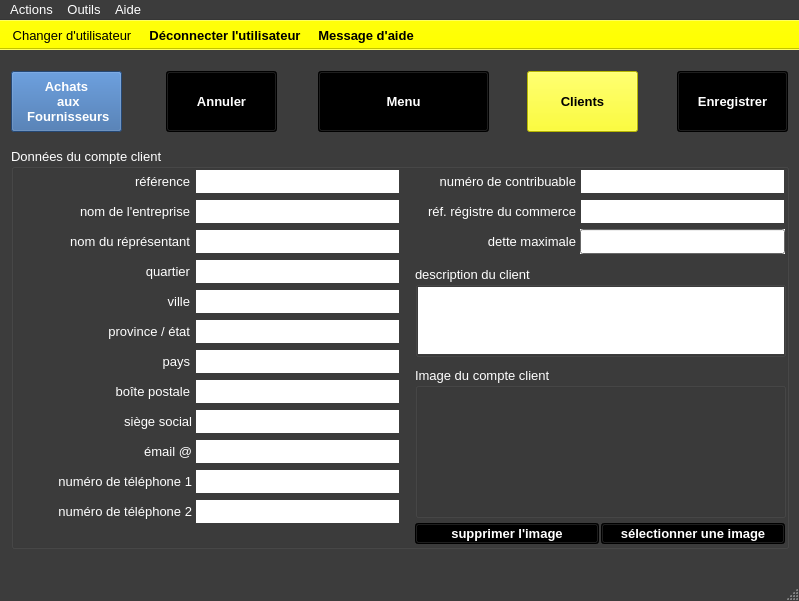
Before: the Qt Designer form ui/yeroth-erp-creer-compte-client-window.ui in xnoumbissinoundou/yeroth-erp-3.0, drawn with Qt 5.
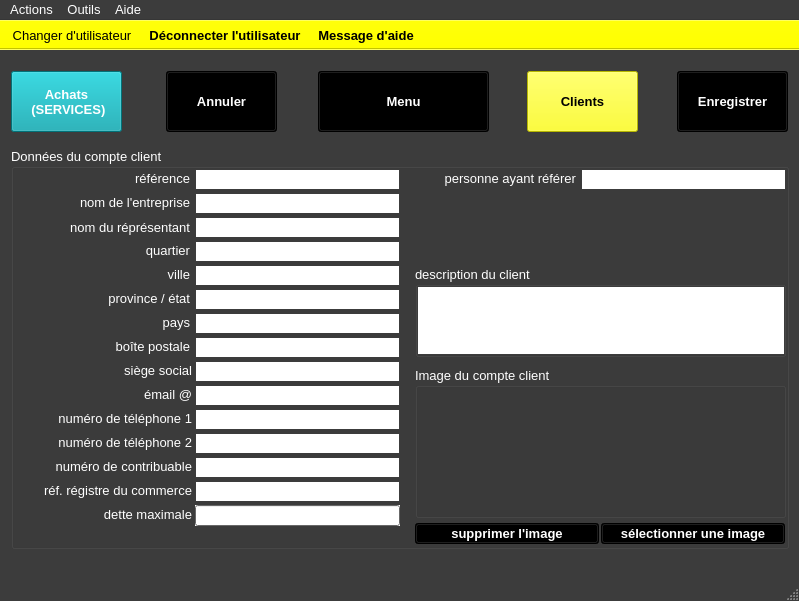
After: the same form once the commit is applied. Icons and pictures are not drawn. Custom widgets are drawn as their Qt base class.

Commit message: On branch master 	modified:   ui/yeroth-erp-creer-compte-client-window.ui

The edit to the form file:
```diff
--- a/ui/yeroth-erp-creer-compte-client-window.ui
+++ b/ui/yeroth-erp-creer-compte-client-window.ui
@@ -2188,7 +2188,7 @@
      <property name="geometry">
       <rect>
        <x>8</x>
-       <y>23</y>
+       <y>20</y>
        <width>171</width>
        <height>21</height>
       </rect>
@@ -2629,7 +2629,7 @@
      <property name="geometry">
       <rect>
        <x>8</x>
-       <y>53</y>
+       <y>44</y>
        <width>171</width>
        <height>21</height>
       </rect>
@@ -2655,9 +2655,9 @@
      <property name="geometry">
       <rect>
        <x>184</x>
-       <y>51</y>
+       <y>45</y>
        <width>205</width>
-       <height>25</height>
+       <height>21</height>
       </rect>
      </property>
      <property name="palette">
@@ -3142,7 +3142,7 @@
      <property name="geometry">
       <rect>
        <x>8</x>
-       <y>113</y>
+       <y>92</y>
        <width>171</width>
        <height>21</height>
       </rect>
@@ -3168,7 +3168,7 @@
      <property name="geometry">
       <rect>
        <x>8</x>
-       <y>83</y>
+       <y>69</y>
        <width>171</width>
        <height>21</height>
       </rect>
@@ -3194,7 +3194,7 @@
      <property name="geometry">
       <rect>
        <x>8</x>
-       <y>203</y>
+       <y>164</y>
        <width>171</width>
        <height>21</height>
       </rect>
@@ -3220,7 +3220,7 @@
      <property name="geometry">
       <rect>
        <x>10</x>
-       <y>263</y>
+       <y>212</y>
        <width>171</width>
        <height>21</height>
       </rect>
@@ -3246,7 +3246,7 @@
      <property name="geometry">
       <rect>
        <x>10</x>
-       <y>353</y>
+       <y>284</y>
        <width>171</width>
        <height>21</height>
       </rect>
@@ -3269,9 +3269,9 @@
      <property name="geometry">
       <rect>
        <x>184</x>
-       <y>231</y>
+       <y>189</y>
        <width>205</width>
-       <height>25</height>
+       <height>21</height>
       </rect>
      </property>
      <property name="palette">
@@ -3756,9 +3756,9 @@
      <property name="geometry">
       <rect>
        <x>184</x>
-       <y>261</y>
+       <y>213</y>
        <width>205</width>
-       <height>25</height>
+       <height>21</height>
       </rect>
      </property>
      <property name="palette">
@@ -4245,7 +4245,7 @@
        <x>184</x>
        <y>21</y>
        <width>205</width>
-       <height>25</height>
+       <height>21</height>
       </rect>
      </property>
      <property name="palette">
@@ -4730,7 +4730,7 @@
      <property name="geometry">
       <rect>
        <x>8</x>
-       <y>173</y>
+       <y>140</y>
        <width>171</width>
        <height>21</height>
       </rect>
@@ -4755,9 +4755,9 @@
     <widget class="QLabel" name="label_creer_compte_client_numero_de_contribuable">
      <property name="geometry">
       <rect>
-       <x>414</x>
-       <y>23</y>
-       <width>151</width>
+       <x>10</x>
+       <y>308</y>
+       <width>171</width>
        <height>21</height>
       </rect>
      </property>
@@ -4782,9 +4782,9 @@
      <property name="geometry">
       <rect>
        <x>184</x>
-       <y>201</y>
+       <y>165</y>
        <width>205</width>
-       <height>25</height>
+       <height>21</height>
       </rect>
      </property>
      <property name="palette">
@@ -5269,7 +5269,7 @@
      <property name="geometry">
       <rect>
        <x>10</x>
-       <y>323</y>
+       <y>260</y>
        <width>171</width>
        <height>21</height>
       </rect>
@@ -5292,9 +5292,9 @@
      <property name="geometry">
       <rect>
        <x>184</x>
-       <y>291</y>
+       <y>237</y>
        <width>205</width>
-       <height>25</height>
+       <height>21</height>
       </rect>
      </property>
      <property name="palette">
@@ -5779,9 +5779,9 @@
      <property name="geometry">
       <rect>
        <x>184</x>
-       <y>111</y>
+       <y>93</y>
        <width>205</width>
-       <height>25</height>
+       <height>21</height>
       </rect>
      </property>
      <property name="palette">
@@ -6269,9 +6269,9 @@
      <property name="geometry">
       <rect>
        <x>184</x>
-       <y>351</y>
+       <y>285</y>
        <width>205</width>
-       <height>25</height>
+       <height>21</height>
       </rect>
      </property>
      <property name="palette">
@@ -6756,9 +6756,9 @@
      <property name="geometry">
       <rect>
        <x>184</x>
-       <y>81</y>
+       <y>69</y>
        <width>205</width>
-       <height>25</height>
+       <height>21</height>
       </rect>
      </property>
      <property name="palette">
@@ -7245,10 +7245,10 @@
      </property>
      <property name="geometry">
       <rect>
-       <x>569</x>
-       <y>21</y>
+       <x>184</x>
+       <y>309</y>
        <width>205</width>
-       <height>25</height>
+       <height>21</height>
       </rect>
      </property>
      <property name="palette">
@@ -7733,7 +7733,7 @@
      <property name="geometry">
       <rect>
        <x>8</x>
-       <y>233</y>
+       <y>188</y>
        <width>171</width>
        <height>21</height>
       </rect>
@@ -7758,9 +7758,9 @@
     <widget class="QLabel" name="label_compte_client_dette_maximale">
      <property name="geometry">
       <rect>
-       <x>414</x>
-       <y>83</y>
-       <width>151</width>
+       <x>10</x>
+       <y>356</y>
+       <width>171</width>
        <height>21</height>
       </rect>
      </property>
@@ -7785,9 +7785,9 @@
      <property name="geometry">
       <rect>
        <x>184</x>
-       <y>171</y>
+       <y>141</y>
        <width>205</width>
-       <height>25</height>
+       <height>21</height>
       </rect>
      </property>
      <property name="palette">
@@ -8272,7 +8272,7 @@
      <property name="geometry">
       <rect>
        <x>10</x>
-       <y>293</y>
+       <y>236</y>
        <width>171</width>
        <height>21</height>
       </rect>
@@ -8301,9 +8301,9 @@
      <property name="geometry">
       <rect>
        <x>184</x>
-       <y>321</y>
+       <y>261</y>
        <width>205</width>
-       <height>25</height>
+       <height>21</height>
       </rect>
      </property>
      <property name="palette">
@@ -9295,7 +9295,7 @@
      <property name="geometry">
       <rect>
        <x>8</x>
-       <y>143</y>
+       <y>116</y>
        <width>171</width>
        <height>21</height>
       </rect>
@@ -9321,9 +9321,9 @@
      <property name="geometry">
       <rect>
        <x>184</x>
-       <y>141</y>
+       <y>117</y>
        <width>205</width>
-       <height>25</height>
+       <height>21</height>
       </rect>
      </property>
      <property name="palette">
@@ -9810,10 +9810,10 @@
      </property>
      <property name="geometry">
       <rect>
-       <x>569</x>
-       <y>51</y>
+       <x>184</x>
+       <y>333</y>
        <width>205</width>
-       <height>25</height>
+       <height>21</height>
       </rect>
      </property>
      <property name="palette">
@@ -10297,9 +10297,9 @@
     <widget class="QLabel" name="label_compte_client_reference_reference_registre_du_commerce">
      <property name="geometry">
       <rect>
-       <x>414</x>
-       <y>53</y>
-       <width>151</width>
+       <x>10</x>
+       <y>332</y>
+       <width>171</width>
        <height>21</height>
       </rect>
      </property>
@@ -10323,10 +10323,10 @@
     <widget class="YerothLineEdit" name="lineEdit_compte_client_dette_maximale">
      <property name="geometry">
       <rect>
-       <x>569</x>
-       <y>81</y>
+       <x>184</x>
+       <y>357</y>
        <width>205</width>
-       <height>25</height>
+       <height>21</height>
       </rect>
      </property>
      <property name="palette">
@@ -11667,6 +11667,934 @@
       <string>supprimer l'image</string>
      </property>
     </widget>
+    <widget class="YerothLineEdit" name="lineEdit_compte_client_personne_ayant_referer">
+     <property name="geometry">
+      <rect>
+       <x>570</x>
+       <y>21</y>
+       <width>205</width>
+       <height>21</height>
+      </rect>
+     </property>
+     <property name="palette">
+      <palette>
+       <active>
+        <colorrole role="WindowText">
+         <brush brushstyle="SolidPattern">
+          <color alpha="255">
+           <red>0</red>
+           <green>0</green>
+           <blue>0</blue>
+          </color>
+         </brush>
+        </colorrole>
+        <colorrole role="Button">
+         <brush brushstyle="SolidPattern">
+          <color alpha="255">
+           <red>255</red>
+           <green>255</green>
+           <blue>255</blue>
+          </color>
+         </brush>
+        </colorrole>
+        <colorrole role="Light">
+         <brush brushstyle="SolidPattern">
+          <color alpha="255">
+           <red>255</red>
+           <green>255</green>
+           <blue>255</blue>
+          </color>
+         </brush>
+        </colorrole>
+        <colorrole role="Midlight">
+         <brush brushstyle="SolidPattern">
+          <color alpha="255">
+           <red>255</red>
+           <green>255</green>
+           <blue>255</blue>
+          </color>
+         </brush>
+        </colorrole>
+        <colorrole role="Dark">
+         <brush brushstyle="SolidPattern">
+          <color alpha="255">
+           <red>127</red>
+           <green>127</green>
+           <blue>127</blue>
+          </color>
+         </brush>
+        </colorrole>
+        <colorrole role="Mid">
+         <brush brushstyle="SolidPattern">
+          <color alpha="255">
+           <red>170</red>
+           <green>170</green>
+           <blue>170</blue>
+          </color>
+         </brush>
+        </colorrole>
+        <colorrole role="Text">
+         <brush brushstyle="SolidPattern">
+          <color alpha="255">
+           <red>0</red>
+           <green>0</green>
+           <blue>0</blue>
+          </color>
+         </brush>
+        </colorrole>
+        <colorrole role="BrightText">
+         <brush brushstyle="SolidPattern">
+          <color alpha="255">
+           <red>0</red>
+           <green>0</green>
+           <blue>0</blue>
+          </color>
+         </brush>
+        </colorrole>
+        <colorrole role="ButtonText">
+         <brush brushstyle="SolidPattern">
+          <color alpha="255">
+           <red>0</red>
+           <green>0</green>
+           <blue>0</blue>
+          </color>
+         </brush>
+        </colorrole>
+        <colorrole role="Base">
+         <brush brushstyle="SolidPattern">
+          <color alpha="255">
+           <red>255</red>
+           <green>255</green>
+           <blue>255</blue>
+          </color>
+         </brush>
+        </colorrole>
+        <colorrole role="Window">
+         <brush brushstyle="SolidPattern">
+          <color alpha="255">
+           <red>255</red>
+           <green>255</green>
+           <blue>255</blue>
+          </color>
+         </brush>
+        </colorrole>
+        <colorrole role="Shadow">
+         <brush brushstyle="SolidPattern">
+          <color alpha="255">
+           <red>0</red>
+           <green>0</green>
+           <blue>0</blue>
+          </color>
+         </brush>
+        </colorrole>
+        <colorrole role="Highlight">
+         <brush brushstyle="SolidPattern">
+          <color alpha="255">
+           <red>255</red>
+           <green>255</green>
+           <blue>255</blue>
+          </color>
+         </brush>
+        </colorrole>
+        <colorrole role="HighlightedText">
+         <brush brushstyle="SolidPattern">
+          <color alpha="255">
+           <red>2</red>
+           <green>160</green>
+           <blue>70</blue>
+          </color>
+         </brush>
+        </colorrole>
+        <colorrole role="AlternateBase">
+         <brush brushstyle="SolidPattern">
+          <color alpha="255">
+           <red>255</red>
+           <green>255</green>
+           <blue>255</blue>
+          </color>
+         </brush>
+        </colorrole>
+        <colorrole role="ToolTipBase">
+         <brush brushstyle="SolidPattern">
+          <color alpha="255">
+           <red>255</red>
+           <green>255</green>
+           <blue>220</blue>
+          </color>
+         </brush>
+        </colorrole>
+        <colorrole role="ToolTipText">
+         <brush brushstyle="SolidPattern">
+          <color alpha="255">
+           <red>0</red>
+           <green>0</green>
+           <blue>0</blue>
+          </color>
+         </brush>
+        </colorrole>
+       </active>
+       <inactive>
+        <colorrole role="WindowText">
+         <brush brushstyle="SolidPattern">
+          <color alpha="255">
+           <red>0</red>
+           <green>0</green>
+           <blue>0</blue>
+          </color>
+         </brush>
+        </colorrole>
+        <colorrole role="Button">
+         <brush brushstyle="SolidPattern">
+          <color alpha="255">
+           <red>255</red>
+           <green>255</green>
+           <blue>255</blue>
+          </color>
+         </brush>
+        </colorrole>
+        <colorrole role="Light">
+         <brush brushstyle="SolidPattern">
+          <color alpha="255">
+           <red>255</red>
+           <green>255</green>
+           <blue>255</blue>
+          </color>
+         </brush>
+        </colorrole>
+        <colorrole role="Midlight">
+         <brush brushstyle="SolidPattern">
+          <color alpha="255">
+           <red>255</red>
+           <green>255</green>
+           <blue>255</blue>
+          </color>
+         </brush>
+        </colorrole>
+        <colorrole role="Dark">
+         <brush brushstyle="SolidPattern">
+          <color alpha="255">
+           <red>127</red>
+           <green>127</green>
+           <blue>127</blue>
+          </color>
+         </brush>
+        </colorrole>
+        <colorrole role="Mid">
+         <brush brushstyle="SolidPattern">
+          <color alpha="255">
+           <red>170</red>
+           <green>170</green>
+           <blue>170</blue>
+          </color>
+         </brush>
+        </colorrole>
+        <colorrole role="Text">
+         <brush brushstyle="SolidPattern">
+          <color alpha="255">
+           <red>0</red>
+           <green>0</green>
+           <blue>0</blue>
+          </color>
+         </brush>
+        </colorrole>
+        <colorrole role="BrightText">
+         <brush brushstyle="SolidPattern">
+          <color alpha="255">
+           <red>0</red>
+           <green>0</green>
+           <blue>0</blue>
+          </color>
+         </brush>
+        </colorrole>
+        <colorrole role="ButtonText">
+         <brush brushstyle="SolidPattern">
+          <color alpha="255">
+           <red>0</red>
+           <green>0</green>
+           <blue>0</blue>
+          </color>
+         </brush>
+        </colorrole>
+        <colorrole role="Base">
+         <brush brushstyle="SolidPattern">
+          <color alpha="255">
+           <red>255</red>
+           <green>255</green>
+           <blue>255</blue>
+          </color>
+         </brush>
+        </colorrole>
+        <colorrole role="Window">
+         <brush brushstyle="SolidPattern">
+          <color alpha="255">
+           <red>255</red>
+           <green>255</green>
+           <blue>255</blue>
+          </color>
+         </brush>
+        </colorrole>
+        <colorrole role="Shadow">
+         <brush brushstyle="SolidPattern">
+          <color alpha="255">
+           <red>0</red>
+           <green>0</green>
+           <blue>0</blue>
+          </color>
+         </brush>
+        </colorrole>
+        <colorrole role="Highlight">
+         <brush brushstyle="SolidPattern">
+          <color alpha="255">
+           <red>255</red>
+           <green>255</green>
+           <blue>255</blue>
+          </color>
+         </brush>
+        </colorrole>
+        <colorrole role="HighlightedText">
+         <brush brushstyle="SolidPattern">
+          <color alpha="255">
+           <red>2</red>
+           <green>160</green>
+           <blue>70</blue>
+          </color>
+         </brush>
+        </colorrole>
+        <colorrole role="AlternateBase">
+         <brush brushstyle="SolidPattern">
+          <color alpha="255">
+           <red>255</red>
+           <green>255</green>
+           <blue>255</blue>
+          </color>
+         </brush>
+        </colorrole>
+        <colorrole role="ToolTipBase">
+         <brush brushstyle="SolidPattern">
+          <color alpha="255">
+           <red>255</red>
+           <green>255</green>
+           <blue>220</blue>
+          </color>
+         </brush>
+        </colorrole>
+        <colorrole role="ToolTipText">
+         <brush brushstyle="SolidPattern">
+          <color alpha="255">
+           <red>0</red>
+           <green>0</green>
+           <blue>0</blue>
+          </color>
+         </brush>
+        </colorrole>
+       </inactive>
+       <disabled>
+        <colorrole role="WindowText">
+         <brush brushstyle="SolidPattern">
+          <color alpha="255">
+           <red>127</red>
+           <green>127</green>
+           <blue>127</blue>
+          </color>
+         </brush>
+        </colorrole>
+        <colorrole role="Button">
+         <brush brushstyle="SolidPattern">
+          <color alpha="255">
+           <red>255</red>
+           <green>255</green>
+           <blue>255</blue>
+          </color>
+         </brush>
+        </colorrole>
+        <colorrole role="Light">
+         <brush brushstyle="SolidPattern">
+          <color alpha="255">
+           <red>255</red>
+           <green>255</green>
+           <blue>255</blue>
+          </color>
+         </brush>
+        </colorrole>
+        <colorrole role="Midlight">
+         <brush brushstyle="SolidPattern">
+          <color alpha="255">
+           <red>255</red>
+           <green>255</green>
+           <blue>255</blue>
+          </color>
+         </brush>
+        </colorrole>
+        <colorrole role="Dark">
+         <brush brushstyle="SolidPattern">
+          <color alpha="255">
+           <red>127</red>
+           <green>127</green>
+           <blue>127</blue>
+          </color>
+         </brush>
+        </colorrole>
+        <colorrole role="Mid">
+         <brush brushstyle="SolidPattern">
+          <color alpha="255">
+           <red>170</red>
+           <green>170</green>
+           <blue>170</blue>
+          </color>
+         </brush>
+        </colorrole>
+        <colorrole role="Text">
+         <brush brushstyle="SolidPattern">
+          <color alpha="255">
+           <red>127</red>
+           <green>127</green>
+           <blue>127</blue>
+          </color>
+         </brush>
+        </colorrole>
+        <colorrole role="BrightText">
+         <brush brushstyle="SolidPattern">
+          <color alpha="255">
+           <red>0</red>
+           <green>0</green>
+           <blue>0</blue>
+          </color>
+         </brush>
+        </colorrole>
+        <colorrole role="ButtonText">
+         <brush brushstyle="SolidPattern">
+          <color alpha="255">
+           <red>127</red>
+           <green>127</green>
+           <blue>127</blue>
+          </color>
+         </brush>
+        </colorrole>
+        <colorrole role="Base">
+         <brush brushstyle="SolidPattern">
+          <color alpha="255">
+           <red>255</red>
+           <green>255</green>
+           <blue>255</blue>
+          </color>
+         </brush>
+        </colorrole>
+        <colorrole role="Window">
+         <brush brushstyle="SolidPattern">
+          <color alpha="255">
+           <red>255</red>
+           <green>255</green>
+           <blue>255</blue>
+          </color>
+         </brush>
+        </colorrole>
+        <colorrole role="Shadow">
+         <brush brushstyle="SolidPattern">
+          <color alpha="255">
+           <red>0</red>
+           <green>0</green>
+           <blue>0</blue>
+          </color>
+         </brush>
+        </colorrole>
+        <colorrole role="Highlight">
+         <brush brushstyle="SolidPattern">
+          <color alpha="255">
+           <red>145</red>
+           <green>145</green>
+           <blue>145</blue>
+          </color>
+         </brush>
+        </colorrole>
+        <colorrole role="HighlightedText">
+         <brush brushstyle="SolidPattern">
+          <color alpha="255">
+           <red>2</red>
+           <green>160</green>
+           <blue>70</blue>
+          </color>
+         </brush>
+        </colorrole>
+        <colorrole role="AlternateBase">
+         <brush brushstyle="SolidPattern">
+          <color alpha="255">
+           <red>255</red>
+           <green>255</green>
+           <blue>255</blue>
+          </color>
+         </brush>
+        </colorrole>
+        <colorrole role="ToolTipBase">
+         <brush brushstyle="SolidPattern">
+          <color alpha="255">
+           <red>255</red>
+           <green>255</green>
+           <blue>220</blue>
+          </color>
+         </brush>
+        </colorrole>
+        <colorrole role="ToolTipText">
+         <brush brushstyle="SolidPattern">
+          <color alpha="255">
+           <red>0</red>
+           <green>0</green>
+           <blue>0</blue>
+          </color>
+         </brush>
+        </colorrole>
+       </disabled>
+      </palette>
+     </property>
+     <property name="font">
+      <font>
+       <pointsize>10</pointsize>
+      </font>
+     </property>
+     <property name="styleSheet">
+      <string notr="true">border: 1px solid rgb(60, 60, 60);</string>
+     </property>
+    </widget>
+    <widget class="QLabel" name="label_compte_client_personne_ayant_referer">
+     <property name="geometry">
+      <rect>
+       <x>414</x>
+       <y>20</y>
+       <width>151</width>
+       <height>21</height>
+      </rect>
+     </property>
+     <property name="palette">
+      <palette>
+       <active>
+        <colorrole role="WindowText">
+         <brush brushstyle="SolidPattern">
+          <color alpha="255">
+           <red>255</red>
+           <green>255</green>
+           <blue>255</blue>
+          </color>
+         </brush>
+        </colorrole>
+        <colorrole role="Button">
+         <brush brushstyle="SolidPattern">
+          <color alpha="255">
+           <red>0</red>
+           <green>0</green>
+           <blue>0</blue>
+          </color>
+         </brush>
+        </colorrole>
+        <colorrole role="Light">
+         <brush brushstyle="SolidPattern">
+          <color alpha="255">
+           <red>0</red>
+           <green>0</green>
+           <blue>0</blue>
+          </color>
+         </brush>
+        </colorrole>
+        <colorrole role="Midlight">
+         <brush brushstyle="SolidPattern">
+          <color alpha="255">
+           <red>0</red>
+           <green>0</green>
+           <blue>0</blue>
+          </color>
+         </brush>
+        </colorrole>
+        <colorrole role="Dark">
+         <brush brushstyle="SolidPattern">
+          <color alpha="255">
+           <red>0</red>
+           <green>0</green>
+           <blue>0</blue>
+          </color>
+         </brush>
+        </colorrole>
+        <colorrole role="Mid">
+         <brush brushstyle="SolidPattern">
+          <color alpha="255">
+           <red>0</red>
+           <green>0</green>
+           <blue>0</blue>
+          </color>
+         </brush>
+        </colorrole>
+        <colorrole role="Text">
+         <brush brushstyle="SolidPattern">
+          <color alpha="255">
+           <red>255</red>
+           <green>255</green>
+           <blue>255</blue>
+          </color>
+         </brush>
+        </colorrole>
+        <colorrole role="BrightText">
+         <brush brushstyle="SolidPattern">
+          <color alpha="255">
+           <red>255</red>
+           <green>255</green>
+           <blue>255</blue>
+          </color>
+         </brush>
+        </colorrole>
+        <colorrole role="ButtonText">
+         <brush brushstyle="SolidPattern">
+          <color alpha="255">
+           <red>255</red>
+           <green>255</green>
+           <blue>255</blue>
+          </color>
+         </brush>
+        </colorrole>
+        <colorrole role="Base">
+         <brush brushstyle="SolidPattern">
+          <color alpha="255">
+           <red>0</red>
+           <green>0</green>
+           <blue>0</blue>
+          </color>
+         </brush>
+        </colorrole>
+        <colorrole role="Window">
+         <brush brushstyle="SolidPattern">
+          <color alpha="255">
+           <red>0</red>
+           <green>0</green>
+           <blue>0</blue>
+          </color>
+         </brush>
+        </colorrole>
+        <colorrole role="Shadow">
+         <brush brushstyle="SolidPattern">
+          <color alpha="255">
+           <red>0</red>
+           <green>0</green>
+           <blue>0</blue>
+          </color>
+         </brush>
+        </colorrole>
+        <colorrole role="AlternateBase">
+         <brush brushstyle="SolidPattern">
+          <color alpha="255">
+           <red>0</red>
+           <green>0</green>
+           <blue>0</blue>
+          </color>
+         </brush>
+        </colorrole>
+        <colorrole role="ToolTipBase">
+         <brush brushstyle="SolidPattern">
+          <color alpha="255">
+           <red>255</red>
+           <green>255</green>
+           <blue>220</blue>
+          </color>
+         </brush>
+        </colorrole>
+        <colorrole role="ToolTipText">
+         <brush brushstyle="SolidPattern">
+          <color alpha="255">
+           <red>0</red>
+           <green>0</green>
+           <blue>0</blue>
+          </color>
+         </brush>
+        </colorrole>
+       </active>
+       <inactive>
+        <colorrole role="WindowText">
+         <brush brushstyle="SolidPattern">
+          <color alpha="255">
+           <red>255</red>
+           <green>255</green>
+           <blue>255</blue>
+          </color>
+         </brush>
+        </colorrole>
+        <colorrole role="Button">
+         <brush brushstyle="SolidPattern">
+          <color alpha="255">
+           <red>0</red>
+           <green>0</green>
+           <blue>0</blue>
+          </color>
+         </brush>
+        </colorrole>
+        <colorrole role="Light">
+         <brush brushstyle="SolidPattern">
+          <color alpha="255">
+           <red>0</red>
+           <green>0</green>
+           <blue>0</blue>
+          </color>
+         </brush>
+        </colorrole>
+        <colorrole role="Midlight">
+         <brush brushstyle="SolidPattern">
+          <color alpha="255">
+           <red>0</red>
+           <green>0</green>
+           <blue>0</blue>
+          </color>
+         </brush>
+        </colorrole>
+        <colorrole role="Dark">
+         <brush brushstyle="SolidPattern">
+          <color alpha="255">
+           <red>0</red>
+           <green>0</green>
+           <blue>0</blue>
+          </color>
+         </brush>
+        </colorrole>
+        <colorrole role="Mid">
+         <brush brushstyle="SolidPattern">
+          <color alpha="255">
+           <red>0</red>
+           <green>0</green>
+           <blue>0</blue>
+          </color>
+         </brush>
+        </colorrole>
+        <colorrole role="Text">
+         <brush brushstyle="SolidPattern">
+          <color alpha="255">
+           <red>255</red>
+           <green>255</green>
+           <blue>255</blue>
+          </color>
+         </brush>
+        </colorrole>
+        <colorrole role="BrightText">
+         <brush brushstyle="SolidPattern">
+          <color alpha="255">
+           <red>255</red>
+           <green>255</green>
+           <blue>255</blue>
+          </color>
+         </brush>
+        </colorrole>
+        <colorrole role="ButtonText">
+         <brush brushstyle="SolidPattern">
+          <color alpha="255">
+           <red>255</red>
+           <green>255</green>
+           <blue>255</blue>
+          </color>
+         </brush>
+        </colorrole>
+        <colorrole role="Base">
+         <brush brushstyle="SolidPattern">
+          <color alpha="255">
+           <red>0</red>
+           <green>0</green>
+           <blue>0</blue>
+          </color>
+         </brush>
+        </colorrole>
+        <colorrole role="Window">
+         <brush brushstyle="SolidPattern">
+          <color alpha="255">
+           <red>0</red>
+           <green>0</green>
+           <blue>0</blue>
+          </color>
+         </brush>
+        </colorrole>
+        <colorrole role="Shadow">
+         <brush brushstyle="SolidPattern">
+          <color alpha="255">
+           <red>0</red>
+           <green>0</green>
+           <blue>0</blue>
+          </color>
+         </brush>
+        </colorrole>
+        <colorrole role="AlternateBase">
+         <brush brushstyle="SolidPattern">
+          <color alpha="255">
+           <red>0</red>
+           <green>0</green>
+           <blue>0</blue>
+          </color>
+         </brush>
+        </colorrole>
+        <colorrole role="ToolTipBase">
+         <brush brushstyle="SolidPattern">
+          <color alpha="255">
+           <red>255</red>
+           <green>255</green>
+           <blue>220</blue>
+          </color>
+         </brush>
+        </colorrole>
+        <colorrole role="ToolTipText">
+         <brush brushstyle="SolidPattern">
+          <color alpha="255">
+           <red>0</red>
+           <green>0</green>
+           <blue>0</blue>
+          </color>
+         </brush>
+        </colorrole>
+       </inactive>
+       <disabled>
+        <colorrole role="WindowText">
+         <brush brushstyle="SolidPattern">
+          <color alpha="255">
+           <red>0</red>
+           <green>0</green>
+           <blue>0</blue>
+          </color>
+         </brush>
+        </colorrole>
+        <colorrole role="Button">
+         <brush brushstyle="SolidPattern">
+          <color alpha="255">
+           <red>0</red>
+           <green>0</green>
+           <blue>0</blue>
+          </color>
+         </brush>
+        </colorrole>
+        <colorrole role="Light">
+         <brush brushstyle="SolidPattern">
+          <color alpha="255">
+           <red>0</red>
+           <green>0</green>
+           <blue>0</blue>
+          </color>
+         </brush>
+        </colorrole>
+        <colorrole role="Midlight">
+         <brush brushstyle="SolidPattern">
+          <color alpha="255">
+           <red>0</red>
+           <green>0</green>
+           <blue>0</blue>
+          </color>
+         </brush>
+        </colorrole>
+        <colorrole role="Dark">
+         <brush brushstyle="SolidPattern">
+          <color alpha="255">
+           <red>0</red>
+           <green>0</green>
+           <blue>0</blue>
+          </color>
+         </brush>
+        </colorrole>
+        <colorrole role="Mid">
+         <brush brushstyle="SolidPattern">
+          <color alpha="255">
+           <red>0</red>
+           <green>0</green>
+           <blue>0</blue>
+          </color>
+         </brush>
+        </colorrole>
+        <colorrole role="Text">
+         <brush brushstyle="SolidPattern">
+          <color alpha="255">
+           <red>0</red>
+           <green>0</green>
+           <blue>0</blue>
+          </color>
+         </brush>
+        </colorrole>
+        <colorrole role="BrightText">
+         <brush brushstyle="SolidPattern">
+          <color alpha="255">
+           <red>255</red>
+           <green>255</green>
+           <blue>255</blue>
+          </color>
+         </brush>
+        </colorrole>
+        <colorrole role="ButtonText">
+         <brush brushstyle="SolidPattern">
+          <color alpha="255">
+           <red>0</red>
+           <green>0</green>
+           <blue>0</blue>
+          </color>
+         </brush>
+        </colorrole>
+        <colorrole role="Base">
+         <brush brushstyle="SolidPattern">
+          <color alpha="255">
+           <red>0</red>
+           <green>0</green>
+           <blue>0</blue>
+          </color>
+         </brush>
+        </colorrole>
+        <colorrole role="Window">
+         <brush brushstyle="SolidPattern">
+          <color alpha="255">
+           <red>0</red>
+           <green>0</green>
+           <blue>0</blue>
+          </color>
+         </brush>
+        </colorrole>
+        <colorrole role="Shadow">
+         <brush brushstyle="SolidPattern">
+          <color alpha="255">
+           <red>0</red>
+           <green>0</green>
+           <blue>0</blue>
+          </color>
+         </brush>
+        </colorrole>
+        <colorrole role="AlternateBase">
+         <brush brushstyle="SolidPattern">
+          <color alpha="255">
+           <red>0</red>
+           <green>0</green>
+           <blue>0</blue>
+          </color>
+         </brush>
+        </colorrole>
+        <colorrole role="ToolTipBase">
+         <brush brushstyle="SolidPattern">
+          <color alpha="255">
+           <red>255</red>
+           <green>255</green>
+           <blue>220</blue>
+          </color>
+         </brush>
+        </colorrole>
+        <colorrole role="ToolTipText">
+         <brush brushstyle="SolidPattern">
+          <color alpha="255">
+           <red>0</red>
+           <green>0</green>
+           <blue>0</blue>
+          </color>
+         </brush>
+        </colorrole>
+       </disabled>
+      </palette>
+     </property>
+     <property name="font">
+      <font>
+       <pointsize>10</pointsize>
+       <weight>50</weight>
+       <bold>false</bold>
+      </font>
+     </property>
+     <property name="layoutDirection">
+      <enum>Qt::LeftToRight</enum>
+     </property>
+     <property name="text">
+      <string>personne ayant référer</string>
+     </property>
+     <property name="alignment">
+      <set>Qt::AlignRight|Qt::AlignTrailing|Qt::AlignVCenter</set>
+     </property>
+    </widget>
    </widget>
    <widget class="YerothPushButton" name="pushButton_annuler">
     <property name="geometry">
@@ -12128,45 +13056,45 @@
        <colorrole role="Button">
         <brush brushstyle="SolidPattern">
          <color alpha="255">
-          <red>52</red>
-          <green>101</green>
-          <blue>164</blue>
+          <red>2</red>
+          <green>160</green>
+          <blue>170</blue>
          </color>
         </brush>
        </colorrole>
        <colorrole role="Light">
         <brush brushstyle="SolidPattern">
          <color alpha="255">
-          <red>78</red>
-          <green>152</green>
-          <blue>246</blue>
+          <red>3</red>
+          <green>240</green>
+          <blue>255</blue>
          </color>
         </brush>
        </colorrole>
        <colorrole role="Midlight">
         <brush brushstyle="SolidPattern">
          <color alpha="255">
-          <red>65</red>
-          <green>126</green>
-          <blue>205</blue>
+          <red>2</red>
+          <green>200</green>
+          <blue>212</blue>
          </color>
         </brush>
        </colorrole>
        <colorrole role="Dark">
         <brush brushstyle="SolidPattern">
          <color alpha="255">
-          <red>26</red>
-          <green>50</green>
-          <blue>82</blue>
+          <red>1</red>
+          <green>80</green>
+          <blue>85</blue>
          </color>
         </brush>
        </colorrole>
        <colorrole role="Mid">
         <brush brushstyle="SolidPattern">
          <color alpha="255">
-          <red>34</red>
-          <green>67</green>
-          <blue>109</blue>
+          <red>1</red>
+          <green>107</green>
+          <blue>113</blue>
          </color>
         </brush>
        </colorrole>
@@ -12209,9 +13137,9 @@
        <colorrole role="Window">
         <brush brushstyle="SolidPattern">
          <color alpha="255">
-          <red>52</red>
-          <green>101</green>
-          <blue>164</blue>
+          <red>2</red>
+          <green>160</green>
+          <blue>170</blue>
          </color>
         </brush>
        </colorrole>
@@ -12224,21 +13152,12 @@
          </color>
         </brush>
        </colorrole>
-       <colorrole role="HighlightedText">
-        <brush brushstyle="SolidPattern">
-         <color alpha="255">
-          <red>2</red>
-          <green>160</green>
-          <blue>70</blue>
-         </color>
-        </brush>
-       </colorrole>
        <colorrole role="AlternateBase">
         <brush brushstyle="SolidPattern">
          <color alpha="255">
-          <red>153</red>
-          <green>178</green>
-          <blue>209</blue>
+          <red>128</red>
+          <green>207</green>
+          <blue>212</blue>
          </color>
         </brush>
        </colorrole>
@@ -12274,45 +13193,45 @@
        <colorrole role="Button">
         <brush brushstyle="SolidPattern">
          <color alpha="255">
-          <red>52</red>
-          <green>101</green>
-          <blue>164</blue>
+          <red>2</red>
+          <green>160</green>
+          <blue>170</blue>
          </color>
         </brush>
        </colorrole>
        <colorrole role="Light">
         <brush brushstyle="SolidPattern">
          <color alpha="255">
-          <red>78</red>
-          <green>152</green>
-          <blue>246</blue>
+          <red>3</red>
+          <green>240</green>
+          <blue>255</blue>
          </color>
         </brush>
        </colorrole>
        <colorrole role="Midlight">
         <brush brushstyle="SolidPattern">
          <color alpha="255">
-          <red>65</red>
-          <green>126</green>
-          <blue>205</blue>
+          <red>2</red>
+          <green>200</green>
+          <blue>212</blue>
          </color>
         </brush>
        </colorrole>
        <colorrole role="Dark">
         <brush brushstyle="SolidPattern">
          <color alpha="255">
-          <red>26</red>
-          <green>50</green>
-          <blue>82</blue>
+          <red>1</red>
+          <green>80</green>
+          <blue>85</blue>
          </color>
         </brush>
        </colorrole>
        <colorrole role="Mid">
         <brush brushstyle="SolidPattern">
          <color alpha="255">
-          <red>34</red>
-          <green>67</green>
-          <blue>109</blue>
+          <red>1</red>
+          <green>107</green>
+          <blue>113</blue>
          </color>
         </brush>
        </colorrole>
@@ -12355,9 +13274,9 @@
        <colorrole role="Window">
         <brush brushstyle="SolidPattern">
          <color alpha="255">
-          <red>52</red>
-          <green>101</green>
-          <blue>164</blue>
+          <red>2</red>
+          <green>160</green>
+          <blue>170</blue>
          </color>
         </brush>
        </colorrole>
@@ -12370,21 +13289,12 @@
          </color>
         </brush>
        </colorrole>
-       <colorrole role="HighlightedText">
-        <brush brushstyle="SolidPattern">
-         <color alpha="255">
-          <red>2</red>
-          <green>160</green>
-          <blue>70</blue>
-         </color>
-        </brush>
-       </colorrole>
        <colorrole role="AlternateBase">
         <brush brushstyle="SolidPattern">
          <color alpha="255">
-          <red>153</red>
-          <green>178</green>
-          <blue>209</blue>
+          <red>128</red>
+          <green>207</green>
+          <blue>212</blue>
          </color>
         </brush>
        </colorrole>
@@ -12411,63 +13321,63 @@
        <colorrole role="WindowText">
         <brush brushstyle="SolidPattern">
          <color alpha="255">
-          <red>26</red>
-          <green>50</green>
-          <blue>82</blue>
+          <red>1</red>
+          <green>80</green>
+          <blue>85</blue>
          </color>
         </brush>
        </colorrole>
        <colorrole role="Button">
         <brush brushstyle="SolidPattern">
          <color alpha="255">
-          <red>52</red>
-          <green>101</green>
-          <blue>164</blue>
+          <red>2</red>
+          <green>160</green>
+          <blue>170</blue>
          </color>
         </brush>
        </colorrole>
        <colorrole role="Light">
         <brush brushstyle="SolidPattern">
          <color alpha="255">
-          <red>78</red>
-          <green>152</green>
-          <blue>246</blue>
+          <red>3</red>
+          <green>240</green>
+          <blue>255</blue>
          </color>
         </brush>
        </colorrole>
        <colorrole role="Midlight">
         <brush brushstyle="SolidPattern">
          <color alpha="255">
-          <red>65</red>
-          <green>126</green>
-          <blue>205</blue>
+          <red>2</red>
+          <green>200</green>
+          <blue>212</blue>
          </color>
         </brush>
        </colorrole>
        <colorrole role="Dark">
         <brush brushstyle="SolidPattern">
          <color alpha="255">
-          <red>26</red>
-          <green>50</green>
-          <blue>82</blue>
+          <red>1</red>
+          <green>80</green>
+          <blue>85</blue>
          </color>
         </brush>
        </colorrole>
        <colorrole role="Mid">
         <brush brushstyle="SolidPattern">
          <color alpha="255">
-          <red>34</red>
-          <green>67</green>
-          <blue>109</blue>
+          <red>1</red>
+          <green>107</green>
+          <blue>113</blue>
          </color>
         </brush>
        </colorrole>
        <colorrole role="Text">
         <brush brushstyle="SolidPattern">
          <color alpha="255">
-          <red>26</red>
-          <green>50</green>
-          <blue>82</blue>
+          <red>1</red>
+          <green>80</green>
+          <blue>85</blue>
          </color>
         </brush>
        </colorrole>
@@ -12483,27 +13393,27 @@
        <colorrole role="ButtonText">
         <brush brushstyle="SolidPattern">
          <color alpha="255">
-          <red>26</red>
-          <green>50</green>
-          <blue>82</blue>
+          <red>1</red>
+          <green>80</green>
+          <blue>85</blue>
          </color>
         </brush>
        </colorrole>
        <colorrole role="Base">
         <brush brushstyle="SolidPattern">
          <color alpha="255">
-          <red>52</red>
-          <green>101</green>
-          <blue>164</blue>
+          <red>2</red>
+          <green>160</green>
+          <blue>170</blue>
          </color>
         </brush>
        </colorrole>
        <colorrole role="Window">
         <brush brushstyle="SolidPattern">
          <color alpha="255">
-          <red>52</red>
-          <green>101</green>
-          <blue>164</blue>
+          <red>2</red>
+          <green>160</green>
+          <blue>170</blue>
          </color>
         </brush>
        </colorrole>
@@ -12516,21 +13426,12 @@
          </color>
         </brush>
        </colorrole>
-       <colorrole role="HighlightedText">
-        <brush brushstyle="SolidPattern">
-         <color alpha="255">
-          <red>2</red>
-          <green>160</green>
-          <blue>70</blue>
-         </color>
-        </brush>
-       </colorrole>
        <colorrole role="AlternateBase">
         <brush brushstyle="SolidPattern">
          <color alpha="255">
-          <red>52</red>
-          <green>101</green>
-          <blue>164</blue>
+          <red>2</red>
+          <green>160</green>
+          <blue>170</blue>
          </color>
         </brush>
        </colorrole>
@@ -12564,8 +13465,7 @@
     </property>
     <property name="text">
      <string>Achats 
- aux 
- Fournisseurs</string>
+ (SERVICES)</string>
     </property>
    </widget>
   </widget>
```
